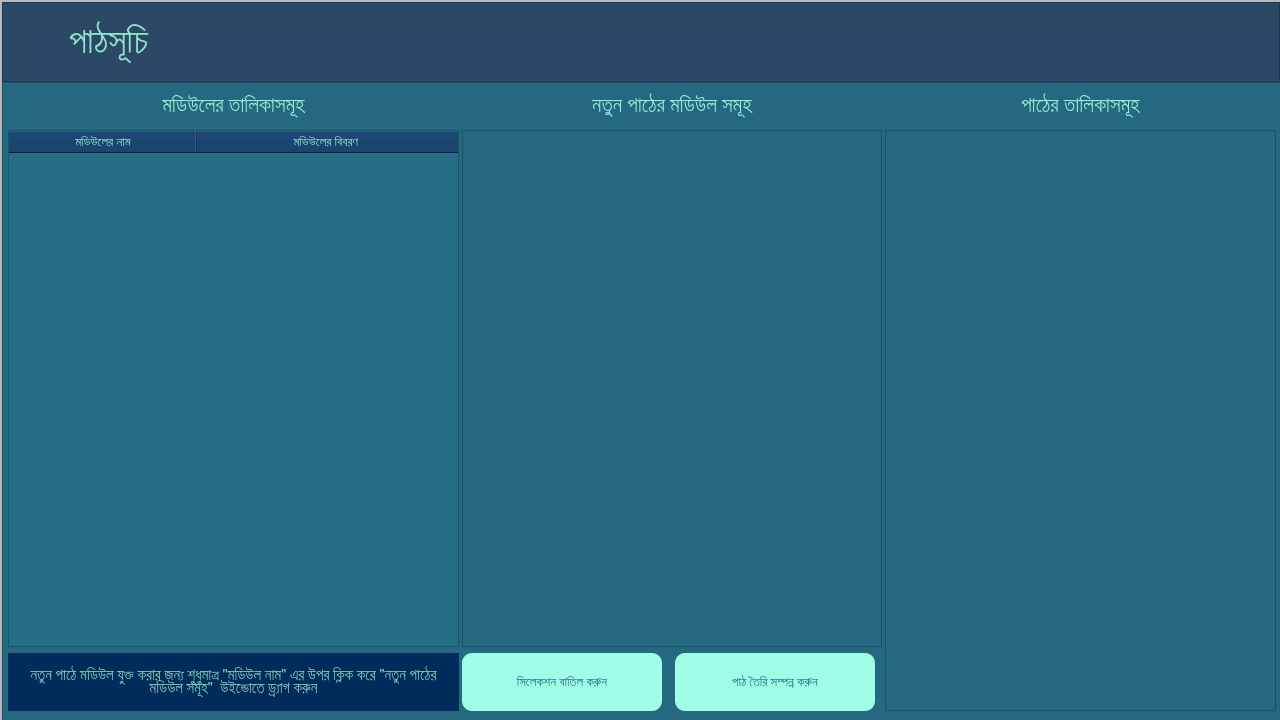
The window that EmPower/Teacher/Frontend/PyQt_UI/HomePage.ui (ahmedfahad04/SPL-2) describes before a commit, drawn with Qt 5.
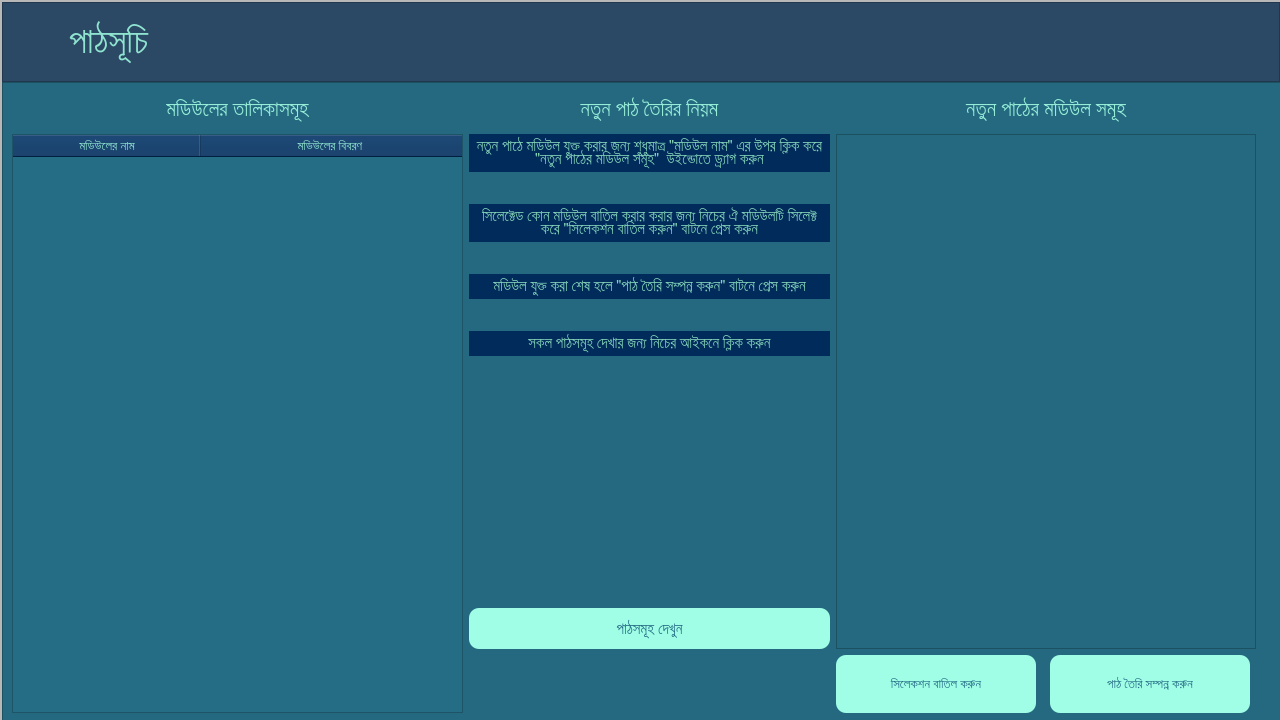
The same window after the commit. Icons and pictures are not drawn.

Commit message: redesign make lesson window

The edit to the form file:
```diff
--- a/EmPower/Teacher/Frontend/PyQt_UI/HomePage.ui
+++ b/EmPower/Teacher/Frontend/PyQt_UI/HomePage.ui
@@ -2732,20 +2732,8 @@
                  <enum>QFrame::Raised</enum>
                 </property>
                 <layout class="QGridLayout" name="gridLayout_4">
-                 <property name="leftMargin">
-                  <number>5</number>
-                 </property>
-                 <property name="topMargin">
-                  <number>5</number>
-                 </property>
                  <property name="rightMargin">
-                  <number>31</number>
-                 </property>
-                 <property name="bottomMargin">
-                  <number>11</number>
-                 </property>
-                 <property name="horizontalSpacing">
-                  <number>3</number>
+                  <number>25</number>
                  </property>
                  <item row="0" column="0">
                   <widget class="QLabel" name="lsn_lbl_lessons_3">
@@ -2774,7 +2762,34 @@
                    </property>
                   </widget>
                  </item>
-                 <item row="0" column="1" colspan="2">
+                 <item row="0" column="1" colspan="3">
+                  <widget class="QLabel" name="lsn_lbl_lessons_4">
+                   <property name="minimumSize">
+                    <size>
+                     <width>361</width>
+                     <height>36</height>
+                    </size>
+                   </property>
+                   <property name="font">
+                    <font>
+                     <family>Hind Siliguri Medium</family>
+                     <pointsize>16</pointsize>
+                     <weight>50</weight>
+                     <bold>false</bold>
+                    </font>
+                   </property>
+                   <property name="styleSheet">
+                    <string notr="true">color: rgb(149, 236, 215);</string>
+                   </property>
+                   <property name="text">
+                    <string>নতুন পাঠ তৈরির নিয়ম</string>
+                   </property>
+                   <property name="alignment">
+                    <set>Qt::AlignCenter</set>
+                   </property>
+                  </widget>
+                 </item>
+                 <item row="0" column="4" colspan="2">
                   <widget class="QLabel" name="lsn_lbl_lessons_5">
                    <property name="minimumSize">
                     <size>
@@ -2801,34 +2816,452 @@
                    </property>
                   </widget>
                  </item>
-                 <item row="0" column="3">
-                  <widget class="QLabel" name="lsn_lbl_lessons_4">
+                 <item row="1" column="1" colspan="3">
+                  <widget class="QLabel" name="label">
+                   <property name="font">
+                    <font>
+                     <family>Hind Siliguri Medium</family>
+                     <pointsize>11</pointsize>
+                     <weight>50</weight>
+                     <bold>false</bold>
+                    </font>
+                   </property>
+                   <property name="styleSheet">
+                    <string notr="true">color: rgb(132, 211, 184);
+background-color: rgb(0, 43, 91);
+padding: 5px;</string>
+                   </property>
+                   <property name="text">
+                    <string>নতুন পাঠে মডিউল যুক্ত করার জন্য শুধুমাত্র &quot;মডিউল নাম&quot; এর উপর ক্লিক করে &quot;নতুন পাঠের মডিউল সমূহ&quot;  উইন্ডোতে ড্র্যাগ করুন</string>
+                   </property>
+                   <property name="alignment">
+                    <set>Qt::AlignCenter</set>
+                   </property>
+                   <property name="wordWrap">
+                    <bool>true</bool>
+                   </property>
+                  </widget>
+                 </item>
+                 <item row="1" column="4" rowspan="9" colspan="2">
+                  <widget class="QListView" name="lsn_new_module_list_view">
                    <property name="minimumSize">
                     <size>
-                     <width>361</width>
-                     <height>36</height>
+                     <width>420</width>
+                     <height>501</height>
                     </size>
                    </property>
                    <property name="font">
                     <font>
+                     <pointsize>10</pointsize>
+                    </font>
+                   </property>
+                   <property name="styleSheet">
+                    <string notr="true">color: rgb(143, 227, 190);</string>
+                   </property>
+                   <property name="editTriggers">
+                    <set>QAbstractItemView::NoEditTriggers</set>
+                   </property>
+                   <property name="dragEnabled">
+                    <bool>true</bool>
+                   </property>
+                  </widget>
+                 </item>
+                 <item row="2" column="1">
+                  <spacer name="horizontalSpacer_17">
+                   <property name="orientation">
+                    <enum>Qt::Horizontal</enum>
+                   </property>
+                   <property name="sizeHint" stdset="0">
+                    <size>
+                     <width>164</width>
+                     <height>20</height>
+                    </size>
+                   </property>
+                  </spacer>
+                 </item>
+                 <item row="2" column="2">
+                  <widget class="QLabel" name="label_5">
+                   <property name="font">
+                    <font>
+                     <pointsize>7</pointsize>
+                    </font>
+                   </property>
+                   <property name="text">
+                    <string/>
+                   </property>
+                   <property name="pixmap">
+                    <pixmap>../Images/downward_icon.png</pixmap>
+                   </property>
+                  </widget>
+                 </item>
+                 <item row="2" column="3">
+                  <spacer name="horizontalSpacer_16">
+                   <property name="orientation">
+                    <enum>Qt::Horizontal</enum>
+                   </property>
+                   <property name="sizeHint" stdset="0">
+                    <size>
+                     <width>164</width>
+                     <height>20</height>
+                    </size>
+                   </property>
+                  </spacer>
+                 </item>
+                 <item row="3" column="1" colspan="3">
+                  <widget class="QLabel" name="label_2">
+                   <property name="font">
+                    <font>
                      <family>Hind Siliguri Medium</family>
-                     <pointsize>16</pointsize>
+                     <pointsize>11</pointsize>
                      <weight>50</weight>
                      <bold>false</bold>
                     </font>
                    </property>
                    <property name="styleSheet">
-                    <string notr="true">color: rgb(149, 236, 215);</string>
+                    <string notr="true">color: rgb(132, 211, 184);
+background-color: rgb(0, 43, 91);
+padding: 5px;</string>
                    </property>
                    <property name="text">
-                    <string>পাঠের তালিকাসমূহ</string>
+                    <string>সিলেক্টেড কোন মডিউল বাতিল করার করার জন্য নিচের ঐ মডিউলটি সিলেক্ট করে &quot;সিলেকশন বাতিল করুন&quot; বাটনে প্রেস করুন</string>
                    </property>
                    <property name="alignment">
                     <set>Qt::AlignCenter</set>
                    </property>
+                   <property name="wordWrap">
+                    <bool>true</bool>
+                   </property>
                   </widget>
                  </item>
-                 <item row="1" column="0">
+                 <item row="3" column="6">
+                  <spacer name="horizontalSpacer_22">
+                   <property name="orientation">
+                    <enum>Qt::Horizontal</enum>
+                   </property>
+                   <property name="sizeHint" stdset="0">
+                    <size>
+                     <width>4</width>
+                     <height>20</height>
+                    </size>
+                   </property>
+                  </spacer>
+                 </item>
+                 <item row="4" column="1">
+                  <spacer name="horizontalSpacer_18">
+                   <property name="orientation">
+                    <enum>Qt::Horizontal</enum>
+                   </property>
+                   <property name="sizeHint" stdset="0">
+                    <size>
+                     <width>164</width>
+                     <height>20</height>
+                    </size>
+                   </property>
+                  </spacer>
+                 </item>
+                 <item row="4" column="2">
+                  <widget class="QLabel" name="label_6">
+                   <property name="font">
+                    <font>
+                     <pointsize>7</pointsize>
+                    </font>
+                   </property>
+                   <property name="text">
+                    <string/>
+                   </property>
+                   <property name="pixmap">
+                    <pixmap>../Images/downward_icon.png</pixmap>
+                   </property>
+                  </widget>
+                 </item>
+                 <item row="4" column="3">
+                  <spacer name="horizontalSpacer_19">
+                   <property name="orientation">
+                    <enum>Qt::Horizontal</enum>
+                   </property>
+                   <property name="sizeHint" stdset="0">
+                    <size>
+                     <width>164</width>
+                     <height>20</height>
+                    </size>
+                   </property>
+                  </spacer>
+                 </item>
+                 <item row="5" column="1" colspan="3">
+                  <widget class="QLabel" name="label_3">
+                   <property name="font">
+                    <font>
+                     <family>Hind Siliguri Medium</family>
+                     <pointsize>11</pointsize>
+                     <weight>50</weight>
+                     <bold>false</bold>
+                    </font>
+                   </property>
+                   <property name="styleSheet">
+                    <string notr="true">color: rgb(132, 211, 184);
+background-color: rgb(0, 43, 91);
+padding: 5px;</string>
+                   </property>
+                   <property name="text">
+                    <string>মডিউল যুক্ত করা শেষ হলে &quot;পাঠ তৈরি সম্পন্ন করুন&quot; বাটনে প্রেস করুন</string>
+                   </property>
+                   <property name="alignment">
+                    <set>Qt::AlignCenter</set>
+                   </property>
+                   <property name="wordWrap">
+                    <bool>true</bool>
+                   </property>
+                  </widget>
+                 </item>
+                 <item row="6" column="1">
+                  <spacer name="horizontalSpacer_20">
+                   <property name="orientation">
+                    <enum>Qt::Horizontal</enum>
+                   </property>
+                   <property name="sizeHint" stdset="0">
+                    <size>
+                     <width>164</width>
+                     <height>20</height>
+                    </size>
+                   </property>
+                  </spacer>
+                 </item>
+                 <item row="6" column="2">
+                  <widget class="QLabel" name="label_7">
+                   <property name="font">
+                    <font>
+                     <pointsize>7</pointsize>
+                    </font>
+                   </property>
+                   <property name="text">
+                    <string/>
+                   </property>
+                   <property name="pixmap">
+                    <pixmap>../Images/downward_icon.png</pixmap>
+                   </property>
+                  </widget>
+                 </item>
+                 <item row="6" column="3">
+                  <spacer name="horizontalSpacer_21">
+                   <property name="orientation">
+                    <enum>Qt::Horizontal</enum>
+                   </property>
+                   <property name="sizeHint" stdset="0">
+                    <size>
+                     <width>164</width>
+                     <height>20</height>
+                    </size>
+                   </property>
+                  </spacer>
+                 </item>
+                 <item row="7" column="1" colspan="3">
+                  <widget class="QLabel" name="label_4">
+                   <property name="font">
+                    <font>
+                     <family>Hind Siliguri Medium</family>
+                     <pointsize>11</pointsize>
+                     <weight>50</weight>
+                     <bold>false</bold>
+                    </font>
+                   </property>
+                   <property name="styleSheet">
+                    <string notr="true">color: rgb(132, 211, 184);
+background-color: rgb(0, 43, 91);
+padding: 5px;</string>
+                   </property>
+                   <property name="text">
+                    <string>সকল পাঠসমূহ দেখার জন্য নিচের আইকনে ক্লিক করুন</string>
+                   </property>
+                   <property name="alignment">
+                    <set>Qt::AlignCenter</set>
+                   </property>
+                   <property name="wordWrap">
+                    <bool>true</bool>
+                   </property>
+                  </widget>
+                 </item>
+                 <item row="8" column="2">
+                  <spacer name="verticalSpacer_5">
+                   <property name="orientation">
+                    <enum>Qt::Vertical</enum>
+                   </property>
+                   <property name="sizeHint" stdset="0">
+                    <size>
+                     <width>20</width>
+                     <height>1</height>
+                    </size>
+                   </property>
+                  </spacer>
+                 </item>
+                 <item row="9" column="1" colspan="3">
+                  <widget class="QPushButton" name="lsn_btn_see_lessons">
+                   <property name="minimumSize">
+                    <size>
+                     <width>151</width>
+                     <height>41</height>
+                    </size>
+                   </property>
+                   <property name="font">
+                    <font>
+                     <pointsize>11</pointsize>
+                    </font>
+                   </property>
+                   <property name="cursor">
+                    <cursorShape>PointingHandCursor</cursorShape>
+                   </property>
+                   <property name="styleSheet">
+                    <string notr="true">QPushButton {
+background-color: rgb(160, 253, 230);
+color:  #256D85 ;
+border-radius: 10px;
+}
+
+QPushButton::hover {
+	
+	background-color: rgb(143, 227, 207);
+	color: #2B4865;
+
+}</string>
+                   </property>
+                   <property name="text">
+                    <string>পাঠসমূহ দেখুন</string>
+                   </property>
+                   <property name="icon">
+                    <iconset>
+                     <normaloff>../Images/open_folders_icon.png</normaloff>../Images/open_folders_icon.png</iconset>
+                   </property>
+                   <property name="iconSize">
+                    <size>
+                     <width>30</width>
+                     <height>30</height>
+                    </size>
+                   </property>
+                  </widget>
+                 </item>
+                 <item row="10" column="4">
+                  <widget class="QPushButton" name="lsn_btn_remove_module">
+                   <property name="sizePolicy">
+                    <sizepolicy hsizetype="Preferred" vsizetype="Preferred">
+                     <horstretch>230</horstretch>
+                     <verstretch>40</verstretch>
+                    </sizepolicy>
+                   </property>
+                   <property name="minimumSize">
+                    <size>
+                     <width>200</width>
+                     <height>58</height>
+                    </size>
+                   </property>
+                   <property name="maximumSize">
+                    <size>
+                     <width>200</width>
+                     <height>58</height>
+                    </size>
+                   </property>
+                   <property name="font">
+                    <font>
+                     <family>Hind Siliguri Medium</family>
+                     <pointsize>10</pointsize>
+                     <weight>50</weight>
+                     <bold>false</bold>
+                    </font>
+                   </property>
+                   <property name="cursor">
+                    <cursorShape>PointingHandCursor</cursorShape>
+                   </property>
+                   <property name="styleSheet">
+                    <string notr="true">QPushButton {
+background-color: rgb(160, 253, 230);
+color:  #256D85 ;
+border-radius: 10px;
+}
+
+QPushButton::hover {
+	
+	background-color: rgb(143, 227, 207);
+	color: #2B4865;
+
+}</string>
+                   </property>
+                   <property name="text">
+                    <string>সিলেকশন বাতিল করুন</string>
+                   </property>
+                   <property name="icon">
+                    <iconset>
+                     <normaloff>../Images/remove_icon.png</normaloff>../Images/remove_icon.png</iconset>
+                   </property>
+                   <property name="iconSize">
+                    <size>
+                     <width>20</width>
+                     <height>25</height>
+                    </size>
+                   </property>
+                  </widget>
+                 </item>
+                 <item row="10" column="5">
+                  <widget class="QPushButton" name="lsn_btn_finish_add_module">
+                   <property name="enabled">
+                    <bool>true</bool>
+                   </property>
+                   <property name="sizePolicy">
+                    <sizepolicy hsizetype="Preferred" vsizetype="Preferred">
+                     <horstretch>230</horstretch>
+                     <verstretch>40</verstretch>
+                    </sizepolicy>
+                   </property>
+                   <property name="minimumSize">
+                    <size>
+                     <width>200</width>
+                     <height>58</height>
+                    </size>
+                   </property>
+                   <property name="maximumSize">
+                    <size>
+                     <width>200</width>
+                     <height>58</height>
+                    </size>
+                   </property>
+                   <property name="font">
+                    <font>
+                     <family>Hind Siliguri Medium</family>
+                     <pointsize>10</pointsize>
+                     <weight>50</weight>
+                     <bold>false</bold>
+                    </font>
+                   </property>
+                   <property name="cursor">
+                    <cursorShape>PointingHandCursor</cursorShape>
+                   </property>
+                   <property name="styleSheet">
+                    <string notr="true">QPushButton {
+background-color: rgb(160, 253, 230);
+color:  #256D85 ;
+border-radius: 10px;
+}
+
+QPushButton::hover {
+	
+	background-color: rgb(143, 227, 207);
+	color: #2B4865;
+
+}</string>
+                   </property>
+                   <property name="text">
+                    <string>পাঠ তৈরি সম্পন্ন করুন</string>
+                   </property>
+                   <property name="icon">
+                    <iconset>
+                     <normaloff>../Images/done.png</normaloff>../Images/done.png</iconset>
+                   </property>
+                   <property name="iconSize">
+                    <size>
+                     <width>20</width>
+                     <height>25</height>
+                    </size>
+                   </property>
+                  </widget>
+                 </item>
+                 <item row="1" column="0" rowspan="10">
                   <widget class="QTableWidget" name="lsn_module_table_widget">
                    <property name="minimumSize">
                     <size>
@@ -2895,189 +3328,6 @@
                    </column>
                   </widget>
                  </item>
-                 <item row="2" column="2">
-                  <widget class="QPushButton" name="lsn_btn_finish_add_module">
-                   <property name="enabled">
-                    <bool>true</bool>
-                   </property>
-                   <property name="sizePolicy">
-                    <sizepolicy hsizetype="Preferred" vsizetype="Preferred">
-                     <horstretch>230</horstretch>
-                     <verstretch>40</verstretch>
-                    </sizepolicy>
-                   </property>
-                   <property name="minimumSize">
-                    <size>
-                     <width>200</width>
-                     <height>58</height>
-                    </size>
-                   </property>
-                   <property name="maximumSize">
-                    <size>
-                     <width>200</width>
-                     <height>58</height>
-                    </size>
-                   </property>
-                   <property name="font">
-                    <font>
-                     <family>Hind Siliguri Medium</family>
-                     <pointsize>10</pointsize>
-                     <weight>50</weight>
-                     <bold>false</bold>
-                    </font>
-                   </property>
-                   <property name="cursor">
-                    <cursorShape>PointingHandCursor</cursorShape>
-                   </property>
-                   <property name="styleSheet">
-                    <string notr="true">QPushButton {
-background-color: rgb(160, 253, 230);
-color:  #256D85 ;
-border-radius: 10px;
-}
-
-QPushButton::hover {
-	
-	background-color: rgb(143, 227, 207);
-	color: #2B4865;
-
-}</string>
-                   </property>
-                   <property name="text">
-                    <string>পাঠ তৈরি সম্পন্ন করুন</string>
-                   </property>
-                   <property name="icon">
-                    <iconset>
-                     <normaloff>../Images/done.png</normaloff>../Images/done.png</iconset>
-                   </property>
-                   <property name="iconSize">
-                    <size>
-                     <width>20</width>
-                     <height>25</height>
-                    </size>
-                   </property>
-                  </widget>
-                 </item>
-                 <item row="2" column="1">
-                  <widget class="QPushButton" name="lsn_btn_remove_module">
-                   <property name="sizePolicy">
-                    <sizepolicy hsizetype="Preferred" vsizetype="Preferred">
-                     <horstretch>230</horstretch>
-                     <verstretch>40</verstretch>
-                    </sizepolicy>
-                   </property>
-                   <property name="minimumSize">
-                    <size>
-                     <width>200</width>
-                     <height>58</height>
-                    </size>
-                   </property>
-                   <property name="maximumSize">
-                    <size>
-                     <width>200</width>
-                     <height>58</height>
-                    </size>
-                   </property>
-                   <property name="font">
-                    <font>
-                     <family>Hind Siliguri Medium</family>
-                     <pointsize>10</pointsize>
-                     <weight>50</weight>
-                     <bold>false</bold>
-                    </font>
-                   </property>
-                   <property name="cursor">
-                    <cursorShape>PointingHandCursor</cursorShape>
-                   </property>
-                   <property name="styleSheet">
-                    <string notr="true">QPushButton {
-background-color: rgb(160, 253, 230);
-color:  #256D85 ;
-border-radius: 10px;
-}
-
-QPushButton::hover {
-	
-	background-color: rgb(143, 227, 207);
-	color: #2B4865;
-
-}</string>
-                   </property>
-                   <property name="text">
-                    <string>সিলেকশন বাতিল করুন</string>
-                   </property>
-                   <property name="icon">
-                    <iconset>
-                     <normaloff>../Images/remove_icon.png</normaloff>../Images/remove_icon.png</iconset>
-                   </property>
-                   <property name="iconSize">
-                    <size>
-                     <width>20</width>
-                     <height>25</height>
-                    </size>
-                   </property>
-                  </widget>
-                 </item>
-                 <item row="2" column="0">
-                  <widget class="QLabel" name="label">
-                   <property name="font">
-                    <font>
-                     <family>Hind Siliguri Medium</family>
-                     <pointsize>11</pointsize>
-                     <weight>50</weight>
-                     <bold>false</bold>
-                    </font>
-                   </property>
-                   <property name="styleSheet">
-                    <string notr="true">color: rgb(132, 211, 184);
-background-color: rgb(0, 43, 91);
-padding: 5px;</string>
-                   </property>
-                   <property name="text">
-                    <string>নতুন পাঠে মডিউল যুক্ত করার জন্য শুধুমাত্র &quot;মডিউল নাম&quot; এর উপর ক্লিক করে &quot;নতুন পাঠের মডিউল সমূহ&quot;  উইন্ডোতে ড্র্যাগ করুন</string>
-                   </property>
-                   <property name="alignment">
-                    <set>Qt::AlignCenter</set>
-                   </property>
-                   <property name="wordWrap">
-                    <bool>true</bool>
-                   </property>
-                  </widget>
-                 </item>
-                 <item row="1" column="1" colspan="2">
-                  <widget class="QListView" name="lsn_new_module_list_view">
-                   <property name="minimumSize">
-                    <size>
-                     <width>420</width>
-                     <height>501</height>
-                    </size>
-                   </property>
-                   <property name="font">
-                    <font>
-                     <pointsize>10</pointsize>
-                    </font>
-                   </property>
-                   <property name="styleSheet">
-                    <string notr="true">color: rgb(143, 227, 190);</string>
-                   </property>
-                   <property name="editTriggers">
-                    <set>QAbstractItemView::NoEditTriggers</set>
-                   </property>
-                   <property name="dragEnabled">
-                    <bool>true</bool>
-                   </property>
-                  </widget>
-                 </item>
-                 <item row="1" column="3" rowspan="2">
-                  <widget class="QTreeView" name="lsn_tree_view">
-                   <property name="minimumSize">
-                    <size>
-                     <width>378</width>
-                     <height>566</height>
-                    </size>
-                   </property>
-                  </widget>
-                 </item>
                 </layout>
                </widget>
               </item>
```
Left out of the diff: 2 changed lines with no effect on the pictures. The commit also changes 15 other files.
